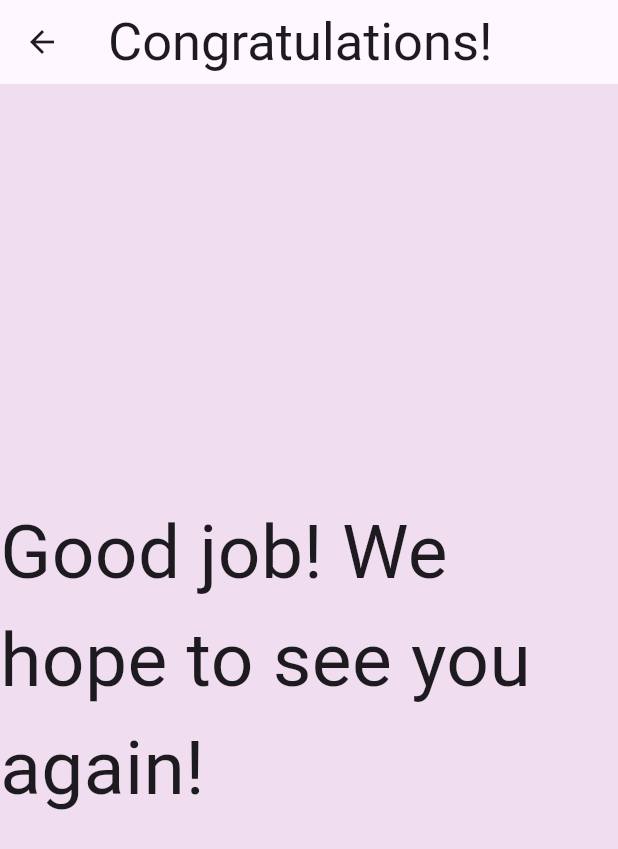
After one commit to rohansarikonda/talksalotl, a Flutter app: the FITB screen opened directly, after a tap on "woof", on a phone screen of 412 x 824 dp. The commit adds this screen. Shown: the top 849 px of the screen. Run offline on Flutter 3.47's test engine with Material 3 defaults, Android fonts, the light colour scheme and no system bars; our stand-ins replace permission_handler, shared_preferences; missing offline and left inert: flutter_sound; accounts and stored records are empty; project files that could hold a hidden picture were left out.

Commit message:
merged my changes with shaina's
cleaned up some code

```diff
--- /dev/null
+++ b/lib/Pages/congrats.dart
@@ -0,0 +1,31 @@
+import 'package:flutter/material.dart';
+import '../constants.dart';
+
+class Congrats extends StatelessWidget {
+  const Congrats({super.key});
+  @override
+  Widget build(BuildContext context) {
+    return Scaffold(
+      appBar: AppBar(
+        title: const Text('Congratulations!', style: TextStyle(fontSize: 35)),
+      ),
+      body: Container(
+        color: AppConstants
+            .backgroundColor1, // Set your desired background color here
+
+        child: const Center(
+          // padding: const EdgeInsets.all(16.0),
+          child: Column(
+            mainAxisAlignment: MainAxisAlignment.center,
+            children: <Widget>[
+              Text(
+                'Good job! We hope to see you again!',
+                style: TextStyle(fontSize: 50),
+              ),
+            ],
+          ),
+        ),
+      ),
+    );
+  }
+}
--- a/lib/Pages/fitb.dart
+++ b/lib/Pages/fitb.dart
@@ -1,69 +1,96 @@
 //fitb stands for fill in the blank
 
 import 'package:flutter/material.dart';
-import 'package:flutter_sound/public/flutter_sound_recorder.dart';
+import '../constants.dart';
+import 'congrats.dart';
 
 class FITB extends StatefulWidget {
- final String feeling;
-
- FITB(this.feeling);
+  const FITB({super.key});
 
   @override
- _FITBState createState() => _FITBState();
+  FITBState createState() => FITBState();
 }
 
-
-class _FITBState extends State<FITB> {
+class FITBState extends State<FITB> {
   String _selectedOption = ''; // State variable to track the selected option
-
 
   @override
   Widget build(BuildContext context) {
     return Scaffold(
       appBar: AppBar(
-        title: const Text('Feeling Selected'),
+        title: const Text('Comprehension Questions'),
       ),
-      body: Padding(
+      body: Container(
+        color: AppConstants
+            .backgroundColor1, // Set your desired background color here
+        child: Center(
+          child: Padding(
             padding: const EdgeInsets.all(16.0),
             child: Column(
               mainAxisAlignment: MainAxisAlignment.center,
               children: <Widget>[
-            Text('You selected: ${widget.feeling}'),
-            const SizedBox(height: 20),
-            const Text('The people took my _____ on a walk'),
+                const Text(
+                  'What noise does the dog make?',
+                  style: TextStyle(fontSize: 40.0, fontWeight: FontWeight.bold),
+                ),
+                const SizedBox(height: 180), // Add space here
                 Wrap(
-              spacing: 8.0,
-              runSpacing: 4.0,
+                  spacing: 35.0,
+                  runSpacing: 8.0,
                   children: <Widget>[
-                _buildOption('dog', Colors.grey),
-                _buildOption('hairbrush', Colors.grey),
-                _buildOption('nail polish', Colors.grey),
+                    _buildOption('meow', Colors.grey, 29.0),
+                    _buildOption('woof', Colors.grey, 29.0),
+                    _buildOption('moo', Colors.grey, 29.0),
+                    _buildOption('oink', Colors.grey, 29.0),
+                    _buildOption('ribbit', Colors.grey, 29.0),
                   ],
                 ),
                 // Rest of the code remains unchanged
               ],
             ),
           ),
+        ),
+      ),
+      // floatingActionButton: FloatingActionButton(
+      //   onPressed: _isRecording ? _stopRecording : _startRecording,
+      //   backgroundColor: Colors.blue,
+      //   child: Icon(_isRecording ? Icons.stop : Icons.mic),
+      // ),
     );
   }
 
- Widget _buildOption(String option, Color defaultColor) {
+  Widget _buildOption(String option, Color defaultColor, double fontSize) {
     return GestureDetector(
       onTap: () {
         setState(() {
           _selectedOption = option; // Update the selected option
         });
+        if (option == 'woof') {
+          Navigator.push(
+            context,
+            MaterialPageRoute(builder: (context) => const Congrats()),
+          );
+        }
       },
       child: Container(
-        padding: const EdgeInsets.all(8.0),
+        padding: const EdgeInsets.all(13.0),
         decoration: BoxDecoration(
           color: _selectedOption == option
-          ? option == 'dog' ? Colors.green : Colors.red
+              ? option == 'woof'
+                  ? Colors.green
+                  : Colors.red
               : defaultColor, // Change color based on selection
           borderRadius: BorderRadius.circular(8.0),
         ),
-        child: Text(option),
+        child: Text(
+          option,
+          style: TextStyle(fontSize: fontSize), // Change the font size here
+        ),
       ),
     );
   }
 }
+
+class Style {
+  const Style();
+}
--- /dev/null
+++ b/lib/constants.dart
@@ -0,0 +1,5 @@
+import 'package:flutter/material.dart';
+
+class AppConstants {
+  static Color backgroundColor1 = const Color.fromARGB(235, 240, 219, 239);
+}
```
Also changed, not shown: lib/Pages/choice.dart (renamed from lib/Pages/eval.dart, +114 -84 lines), lib/Pages/feelings.dart (+37 -17 lines), lib/Pages/home_page.dart (added, +70 -0 lines), lib/Pages/profile_page.dart (added, +15 -0 lines), lib/app.dart (added, +93 -0 lines), lib/bottom_navigation.dart (added, +45 -0 lines), lib/main.dart (+2 -13 lines), lib/tab_item.dart (added, +49 -0 lines). Lines whose indentation alone changed are shown as unchanged.
